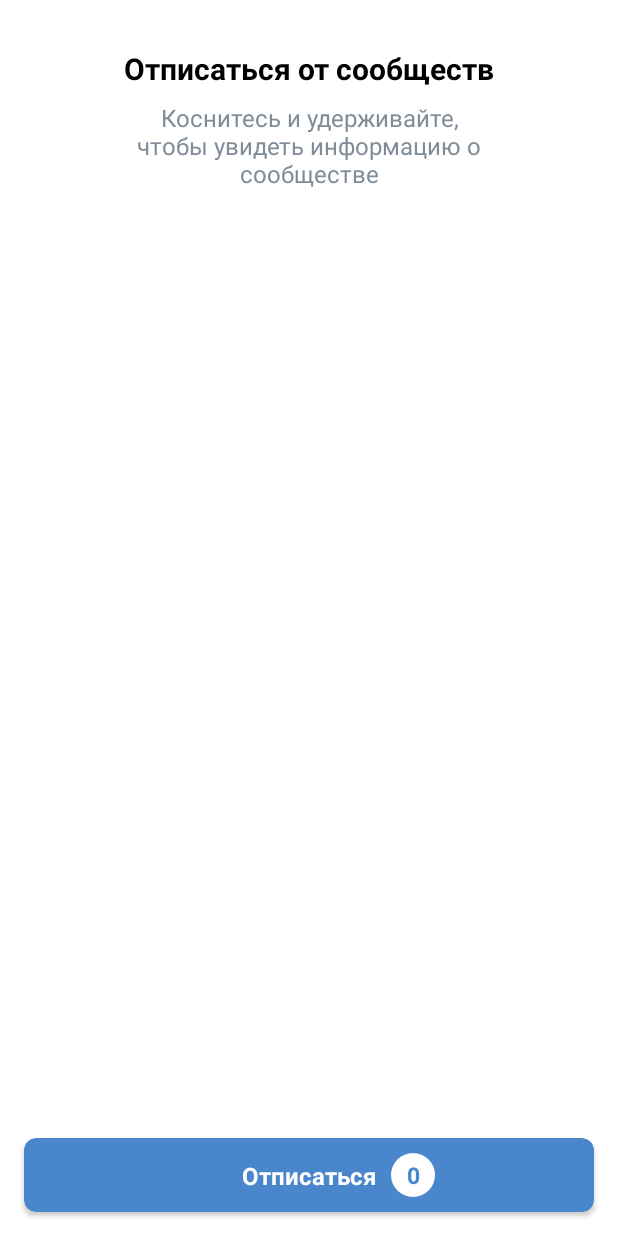
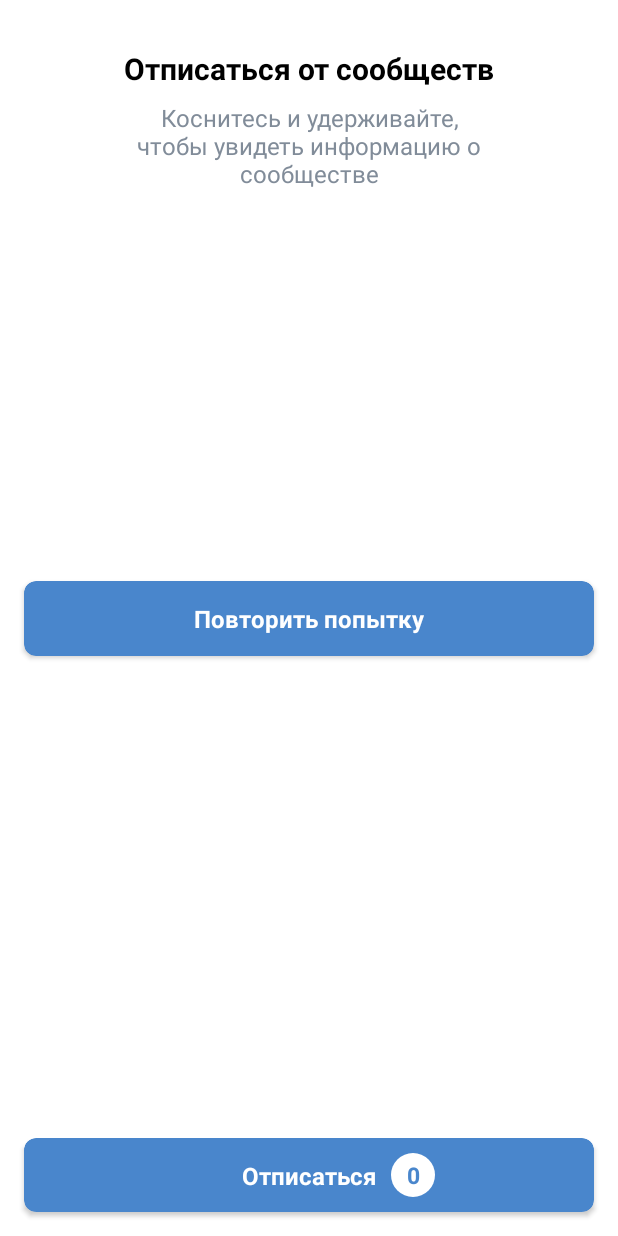
Before and after one commit to Pank-Off/VkSubscribeApp, an Android app: the layout activity_main.xml on its own in the app's theme, with its tools: preview values and no code run, on a phone screen of 412 x 824 dp. Run offline under Robolectric (Android 15) with nearby library versions, the phone set to English and light mode, and no system bars.

Commit message:
change retry btn text and width

```diff
--- a/app/src/main/res/layout/activity_main.xml
+++ b/app/src/main/res/layout/activity_main.xml
@@ -101,13 +101,13 @@
     <androidx.cardview.widget.CardView
         android:id="@+id/retry_btn"
         style="@style/VkButtonStyle"
-        android:layout_width="wrap_content"
+        android:layout_width="match_parent"
         android:layout_height="wrap_content"
         android:clickable="true"
         android:focusable="true"
         android:foreground="?android:attr/selectableItemBackground"
         android:textAlignment="center"
-        android:visibility="gone"
+        android:visibility="visible"
         app:layout_constraintBottom_toBottomOf="parent"
         app:layout_constraintEnd_toEndOf="parent"
         app:layout_constraintStart_toStartOf="parent"
--- a/app/src/main/res/values/strings.xml
+++ b/app/src/main/res/values/strings.xml
@@ -14,6 +14,6 @@
     <string name="last_post">Последняя запись %1$s</string>
     <string name="something_went_wrong_text">Что то пошло не так..</string>
     <string name="check_your_internet_message">Проверьте ваше соединение с интернетом</string>
-    <string name="retry_text">Повторить</string>
+    <string name="retry_text">Повторить попытку</string>
     <integer name="com_vk_sdk_AppId">8118301</integer>
 </resources>
--- a/app/src/main/res/xml/motion_scene.xml
+++ b/app/src/main/res/xml/motion_scene.xml
@@ -55,22 +55,22 @@
             app:visibilityMode="ignore" />
         <Constraint
             android:id="@+id/retry_btn"
-            android:layout_width="wrap_content"
+            android:layout_width="match_parent"
             android:layout_height="wrap_content"
             android:layout_marginStart="16dp"
             android:layout_marginEnd="16dp"
             android:backgroundTint="@color/vk_main_color"
             android:clickable="true"
             android:focusable="true"
-            android:visibility="gone"
             android:foreground="?android:attr/selectableItemBackground"
             android:textAlignment="center"
+            android:visibility="gone"
             app:cardCornerRadius="8dp"
             app:layout_constraintBottom_toBottomOf="parent"
             app:layout_constraintEnd_toEndOf="parent"
             app:layout_constraintStart_toStartOf="parent"
             app:layout_constraintTop_toTopOf="parent"
-            app:visibilityMode="ignore"/>
+            app:visibilityMode="ignore" />
     </ConstraintSet>
     <ConstraintSet android:id="@+id/end">
 
@@ -149,22 +149,22 @@
             app:visibilityMode="ignore" />
         <Constraint
             android:id="@+id/retry_btn"
-            android:layout_width="wrap_content"
+            android:layout_width="match_parent"
             android:layout_height="wrap_content"
             android:layout_marginStart="16dp"
             android:layout_marginEnd="16dp"
             android:backgroundTint="@color/vk_main_color"
             android:clickable="true"
             android:focusable="true"
-            android:visibility="gone"
             android:foreground="?android:attr/selectableItemBackground"
             android:textAlignment="center"
+            android:visibility="gone"
             app:cardCornerRadius="8dp"
             app:layout_constraintBottom_toBottomOf="parent"
             app:layout_constraintEnd_toEndOf="parent"
             app:layout_constraintStart_toStartOf="parent"
             app:layout_constraintTop_toTopOf="parent"
-            app:visibilityMode="ignore"/>
+            app:visibilityMode="ignore" />
     </ConstraintSet>
 
 </MotionScene>
```
